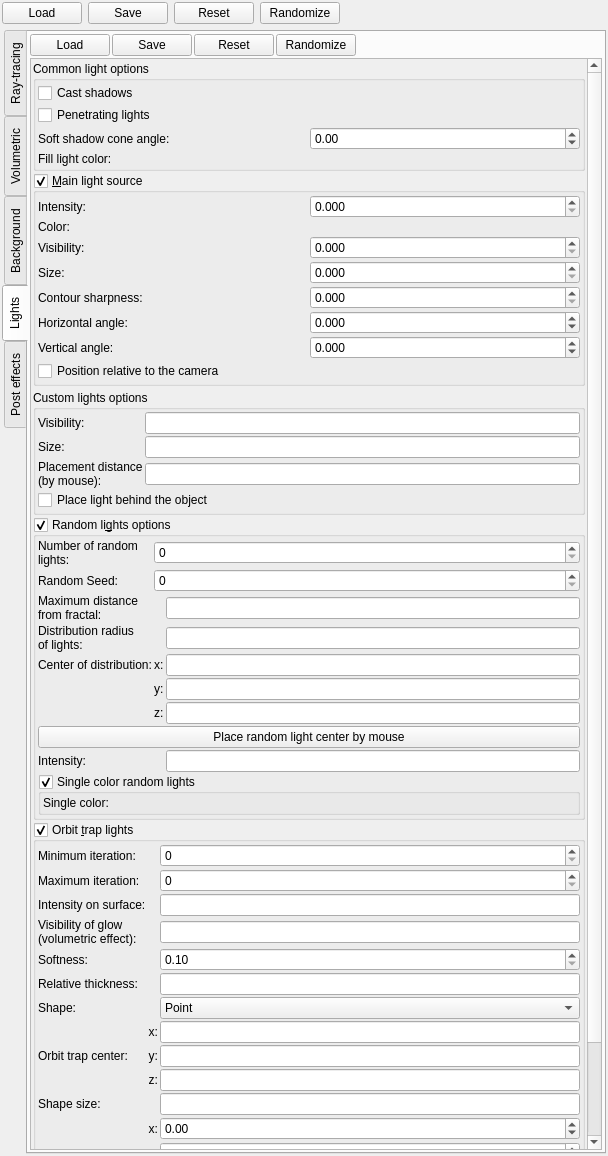
Old version of the form mandelbulber2/qt/dock_effects.ui in the repository buddhi1980/mandelbulber2.
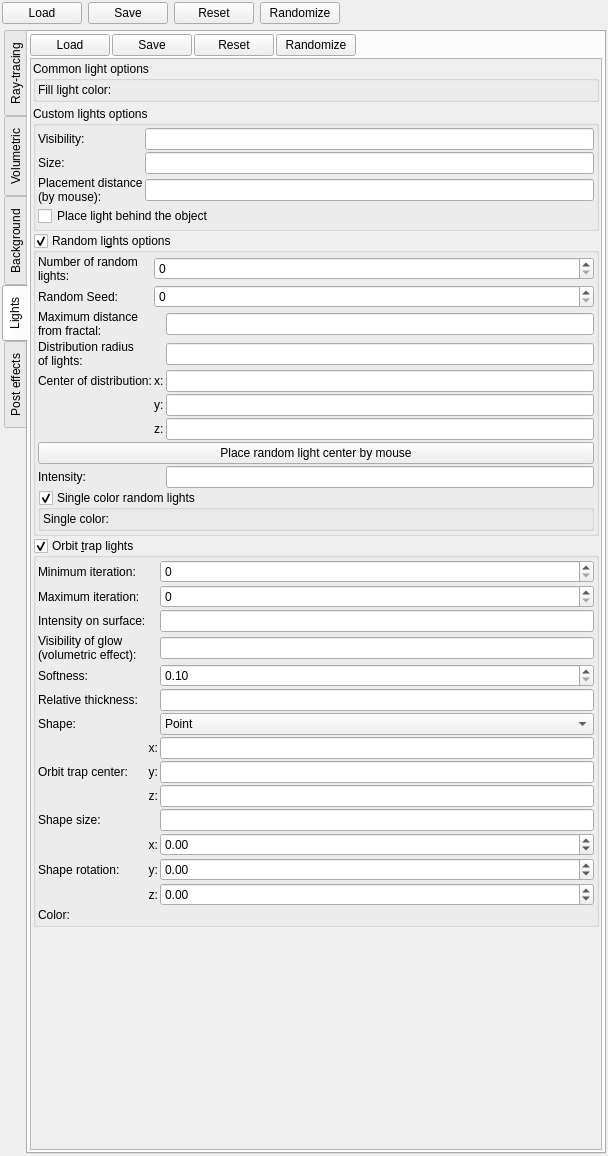
New version of the form. The open tabs and pages were chosen to show the change. Icons and pictures are not drawn. Custom widgets are drawn as their Qt base class.

Commit message: Removed Main Light from UI. Added conversion of old main light source to new global light in light #1

```diff
--- a/mandelbulber2/qt/dock_effects.ui
+++ b/mandelbulber2/qt/dock_effects.ui
@@ -3324,8 +3324,8 @@
            <rect>
             <x>0</x>
             <y>0</y>
-            <width>551</width>
-            <height>1223</height>
+            <width>569</width>
+            <height>1078</height>
            </rect>
           </property>
           <layout class="QVBoxLayout" name="verticalLayout_41">
@@ -3365,95 +3365,19 @@
               <property name="bottomMargin">
                <number>2</number>
               </property>
-              <item>
-               <widget class="MyCheckBox" name="checkBox_shadows_enabled">
-                <property name="sizePolicy">
-                 <sizepolicy hsizetype="Minimum" vsizetype="Maximum">
-                  <horstretch>0</horstretch>
-                  <verstretch>0</verstretch>
-                 </sizepolicy>
-                </property>
-                <property name="toolTip">
-                 <string>&lt;html&gt;&lt;head/&gt;&lt;body&gt;&lt;p&gt;Enables casting shadows from all light sources&lt;/p&gt;&lt;/body&gt;&lt;/html&gt;</string>
-                </property>
-                <property name="text">
-                 <string>Cast shadows</string>
-                </property>
-               </widget>
-              </item>
-              <item>
-               <widget class="MyCheckBox" name="checkBox_penetrating_lights">
-                <property name="sizePolicy">
-                 <sizepolicy hsizetype="Minimum" vsizetype="Maximum">
-                  <horstretch>0</horstretch>
-                  <verstretch>0</verstretch>
-                 </sizepolicy>
-                </property>
-                <property name="toolTip">
-                 <string>&lt;html&gt;&lt;head/&gt;&lt;body&gt;&lt;p&gt;Makes light rays penetrate all the objects. When it's enabled, then even inside the fractal it will not be completely dark. &lt;/p&gt;&lt;/body&gt;&lt;/html&gt;</string>
-                </property>
-                <property name="text">
-                 <string>Penetrating lights</string>
-                </property>
-               </widget>
-              </item>
               <item>
                <layout class="QGridLayout" name="gridLayout">
                 <property name="topMargin">
                  <number>0</number>
                 </property>
                 <item row="0" column="0">
-                 <widget class="QLabel" name="label_30">
-                  <property name="text">
-                   <string>Soft shadow cone angle:</string>
-                  </property>
-                 </widget>
-                </item>
-                <item row="0" column="1">
-                 <widget class="MyDoubleSpinBox" name="spinbox_shadows_cone_angle">
-                  <property name="sizePolicy">
-                   <sizepolicy hsizetype="Minimum" vsizetype="Maximum">
-                    <horstretch>0</horstretch>
-                    <verstretch>0</verstretch>
-                   </sizepolicy>
-                  </property>
-                  <property name="toolTip">
-                   <string>&lt;html&gt;&lt;head/&gt;&lt;body&gt;&lt;p&gt;This parameter controls angle of shadows cone. It simulates &amp;quot;soft shadow&amp;quot; effect. When it's zero, then shadows are very sharp.&lt;/p&gt;&lt;table border=&quot;0&quot; style=&quot; margin-top:0px; margin-bottom:0px; margin-left:0px; margin-right:0px;&quot; cellspacing=&quot;2&quot; cellpadding=&quot;0&quot;&gt;&lt;tr&gt;&lt;td&gt;&lt;p&gt;shadow cone 0 degrees&lt;/p&gt;&lt;/td&gt;&lt;td&gt;&lt;p&gt;shadow cone 5 degrees &lt;/p&gt;&lt;/td&gt;&lt;/tr&gt;&lt;tr&gt;&lt;td&gt;&lt;p&gt;&lt;img src=&quot;:/tooltips/tooltips_images/image - shader - shadow cone 0.jpeg&quot;/&gt;&lt;/p&gt;&lt;/td&gt;&lt;td&gt;&lt;p&gt;&lt;img src=&quot;:/tooltips/tooltips_images/image - shader - shadow cone 5.jpg&quot;/&gt;&lt;/p&gt;&lt;/td&gt;&lt;/tr&gt;&lt;/table&gt;&lt;/body&gt;&lt;/html&gt;</string>
-                  </property>
-                  <property name="frame">
-                   <bool>true</bool>
-                  </property>
-                  <property name="accelerated">
-                   <bool>true</bool>
-                  </property>
-                  <property name="prefix">
-                   <string/>
-                  </property>
-                  <property name="suffix">
-                   <string/>
-                  </property>
-                  <property name="decimals">
-                   <number>2</number>
-                  </property>
-                  <property name="minimum">
-                   <double>-100000.000000000000000</double>
-                  </property>
-                  <property name="maximum">
-                   <double>100000.000000000000000</double>
-                  </property>
-                  <property name="singleStep">
-                   <double>1.000000000000000</double>
-                  </property>
-                 </widget>
-                </item>
-                <item row="1" column="0">
                  <widget class="QLabel" name="label">
                   <property name="text">
                    <string>Fill light color:</string>
                   </property>
                  </widget>
                 </item>
-                <item row="1" column="1">
+                <item row="0" column="1">
                  <widget class="MyColorButton" name="colorButton_fill_light_color" native="true">
                   <property name="toolTip">
                    <string>&lt;html&gt;&lt;head/&gt;&lt;body&gt;&lt;p&gt;Color of light source&lt;/p&gt;&lt;/body&gt;&lt;/html&gt;</string>
@@ -3468,298 +3392,6 @@
              </layout>
             </widget>
            </item>
-           <item>
-            <widget class="MyGroupBox" name="groupCheck_main_light_enable">
-             <property name="title">
-              <string>&amp;Main light source</string>
-             </property>
-             <property name="checkable">
-              <bool>true</bool>
-             </property>
-             <layout class="QVBoxLayout" name="verticalLayout_8">
-              <property name="spacing">
-               <number>2</number>
-              </property>
-              <property name="leftMargin">
-               <number>2</number>
-              </property>
-              <property name="topMargin">
-               <number>2</number>
-              </property>
-              <property name="rightMargin">
-               <number>2</number>
-              </property>
-              <property name="bottomMargin">
-               <number>2</number>
-              </property>
-              <item>
-               <layout class="QGridLayout" name="gridLayoutMainLightSource" columnstretch="0,0">
-                <property name="spacing">
-                 <number>2</number>
-                </property>
-                <item row="2" column="0">
-                 <widget class="QLabel" name="label_6">
-                  <property name="text">
-                   <string>Visibility:</string>
-                  </property>
-                 </widget>
-                </item>
-                <item row="6" column="0">
-                 <widget class="QLabel" name="label_10">
-                  <property name="text">
-                   <string>Vertical angle:</string>
-                  </property>
-                 </widget>
-                </item>
-                <item row="3" column="0">
-                 <widget class="QLabel" name="label_5">
-                  <property name="text">
-                   <string>Size:</string>
-                  </property>
-                 </widget>
-                </item>
-                <item row="4" column="0">
-                 <widget class="QLabel" name="label_9">
-                  <property name="text">
-                   <string>Contour sharpness:</string>
-                  </property>
-                 </widget>
-                </item>
-                <item row="6" column="1">
-                 <widget class="MyDoubleSpinBox" name="spinboxd_main_light_beta">
-                  <property name="sizePolicy">
-                   <sizepolicy hsizetype="Minimum" vsizetype="Maximum">
-                    <horstretch>0</horstretch>
-                    <verstretch>0</verstretch>
-                   </sizepolicy>
-                  </property>
-                  <property name="toolTip">
-                   <string>&lt;html&gt;&lt;head/&gt;&lt;body&gt;&lt;p&gt;This parameter moves main light source higher / lower. &lt;/p&gt;&lt;p&gt;When &lt;span style=&quot; font-style:italic;&quot;&gt;Position relative to camera&lt;/span&gt; is off and angle is zero then light is set on X-Y plane (horizon).&lt;/p&gt;&lt;p&gt;When &lt;span style=&quot; font-style:italic;&quot;&gt;Position relative to camera&lt;/span&gt; is on and angle is zero then light is on local horizon. When it's +90, then is over the camera. When it's -90, then is under the camera. &lt;/p&gt;&lt;/body&gt;&lt;/html&gt;</string>
-                  </property>
-                  <property name="frame">
-                   <bool>true</bool>
-                  </property>
-                  <property name="accelerated">
-                   <bool>true</bool>
-                  </property>
-                  <property name="prefix">
-                   <string/>
-                  </property>
-                  <property name="suffix">
-                   <string/>
-                  </property>
-                  <property name="decimals">
-                   <number>3</number>
-                  </property>
-                  <property name="minimum">
-                   <double>-100000.000000000000000</double>
-                  </property>
-                  <property name="maximum">
-                   <double>100000.000000000000000</double>
-                  </property>
-                  <property name="singleStep">
-                   <double>1.000000000000000</double>
-                  </property>
-                 </widget>
-                </item>
-                <item row="1" column="0">
-                 <widget class="QLabel" name="label_15">
-                  <property name="text">
-                   <string>Color:</string>
-                  </property>
-                 </widget>
-                </item>
-                <item row="5" column="0">
-                 <widget class="QLabel" name="label_8">
-                  <property name="text">
-                   <string>Horizontal angle:</string>
-                  </property>
-                 </widget>
-                </item>
-                <item row="0" column="0">
-                 <widget class="QLabel" name="label_2">
-                  <property name="text">
-                   <string>Intensity:</string>
-                  </property>
-                 </widget>
-                </item>
-                <item row="5" column="1">
-                 <widget class="MyDoubleSpinBox" name="spinboxd_main_light_alpha">
-                  <property name="sizePolicy">
-                   <sizepolicy hsizetype="Minimum" vsizetype="Maximum">
-                    <horstretch>0</horstretch>
-                    <verstretch>0</verstretch>
-                   </sizepolicy>
-                  </property>
-                  <property name="toolTip">
-                   <string>&lt;html&gt;&lt;head/&gt;&lt;body&gt;&lt;p&gt;This parameter moves the light source to the left / right. &lt;/p&gt;&lt;p&gt;When &lt;span style=&quot; font-style:italic;&quot;&gt;Position relative to camera&lt;/span&gt; is off and angle is zero then light is set on Y axis.&lt;/p&gt;&lt;p&gt;When &lt;span style=&quot; font-style:italic;&quot;&gt;Position relative to camera&lt;/span&gt; is on and angle is zero then light is set behind the camera. When it's +90, then is on the right side of the camera. When it's -90, then is on the left side of the camera. &lt;/p&gt;&lt;/body&gt;&lt;/html&gt;</string>
-                  </property>
-                  <property name="accelerated">
-                   <bool>true</bool>
-                  </property>
-                  <property name="prefix">
-                   <string/>
-                  </property>
-                  <property name="suffix">
-                   <string/>
-                  </property>
-                  <property name="decimals">
-                   <number>3</number>
-                  </property>
-                  <property name="minimum">
-                   <double>-180.000000000000000</double>
-                  </property>
-                  <property name="maximum">
-                   <double>180.000000000000000</double>
-                  </property>
-                  <property name="singleStep">
-                   <double>1.000000000000000</double>
-                  </property>
-                 </widget>
-                </item>
-                <item row="1" column="1">
-                 <widget class="MyColorButton" name="colorButton_main_light_colour" native="true">
-                  <property name="toolTip">
-                   <string>&lt;html&gt;&lt;head/&gt;&lt;body&gt;&lt;p&gt;Color of main light source&lt;/p&gt;&lt;/body&gt;&lt;/html&gt;</string>
-                  </property>
-                  <property name="text" stdset="0">
-                   <string>PushButton</string>
-                  </property>
-                 </widget>
-                </item>
-                <item row="0" column="1">
-                 <widget class="MyDoubleSpinBox" name="spinbox_main_light_intensity">
-                  <property name="sizePolicy">
-                   <sizepolicy hsizetype="Minimum" vsizetype="Maximum">
-                    <horstretch>0</horstretch>
-                    <verstretch>0</verstretch>
-                   </sizepolicy>
-                  </property>
-                  <property name="toolTip">
-                   <string>&lt;html&gt;&lt;head/&gt;&lt;body&gt;&lt;p&gt;Intensity of main light source. When it's higher then objects illuminated by main light source will be brighter.&lt;/p&gt;&lt;/body&gt;&lt;/html&gt;</string>
-                  </property>
-                  <property name="prefix">
-                   <string/>
-                  </property>
-                  <property name="suffix">
-                   <string/>
-                  </property>
-                  <property name="decimals">
-                   <number>3</number>
-                  </property>
-                  <property name="maximum">
-                   <double>1000.000000000000000</double>
-                  </property>
-                  <property name="singleStep">
-                   <double>0.100000000000000</double>
-                  </property>
-                 </widget>
-                </item>
-                <item row="2" column="1">
-                 <widget class="MyDoubleSpinBox" name="spinbox_main_light_visibility">
-                  <property name="sizePolicy">
-                   <sizepolicy hsizetype="Minimum" vsizetype="Maximum">
-                    <horstretch>0</horstretch>
-                    <verstretch>0</verstretch>
-                   </sizepolicy>
-                  </property>
-                  <property name="toolTip">
-                   <string>&lt;html&gt;&lt;head/&gt;&lt;body&gt;&lt;p&gt;This parameter sets brightness of the light which is visible on a &amp;quot;sky&amp;quot;&lt;/p&gt;&lt;/body&gt;&lt;/html&gt;</string>
-                  </property>
-                  <property name="prefix">
-                   <string/>
-                  </property>
-                  <property name="suffix">
-                   <string/>
-                  </property>
-                  <property name="decimals">
-                   <number>3</number>
-                  </property>
-                  <property name="maximum">
-                   <double>10000.000000000000000</double>
-                  </property>
-                  <property name="singleStep">
-                   <double>0.100000000000000</double>
-                  </property>
-                 </widget>
-                </item>
-                <item row="3" column="1">
-                 <widget class="MyDoubleSpinBox" name="spinbox_main_light_visibility_size">
-                  <property name="sizePolicy">
-                   <sizepolicy hsizetype="Minimum" vsizetype="Maximum">
-                    <horstretch>0</horstretch>
-                    <verstretch>0</verstretch>
-                   </sizepolicy>
-                  </property>
-                  <property name="toolTip">
-                   <string>&lt;html&gt;&lt;head/&gt;&lt;body&gt;&lt;p&gt;This parameter sets size of main light which is visible on a &amp;quot;sky&amp;quot;&lt;/p&gt;&lt;/body&gt;&lt;/html&gt;</string>
-                  </property>
-                  <property name="prefix">
-                   <string/>
-                  </property>
-                  <property name="suffix">
-                   <string/>
-                  </property>
-                  <property name="decimals">
-                   <number>3</number>
-                  </property>
-                  <property name="maximum">
-                   <double>18000.000000000000000</double>
-                  </property>
-                  <property name="singleStep">
-                   <double>0.100000000000000</double>
-                  </property>
-                 </widget>
-                </item>
-                <item row="4" column="1">
-                 <widget class="MyDoubleSpinBox" name="spinbox_main_light_contour_sharpness">
-                  <property name="sizePolicy">
-                   <sizepolicy hsizetype="Minimum" vsizetype="Maximum">
-                    <horstretch>0</horstretch>
-                    <verstretch>0</verstretch>
-                   </sizepolicy>
-                  </property>
-                  <property name="toolTip">
-                   <string>&lt;html&gt;&lt;head/&gt;&lt;body&gt;&lt;p&gt;This parameter sets size of main light which is visible on a &amp;quot;sky&amp;quot;&lt;/p&gt;&lt;/body&gt;&lt;/html&gt;</string>
-                  </property>
-                  <property name="prefix">
-                   <string/>
-                  </property>
-                  <property name="suffix">
-                   <string/>
-                  </property>
-                  <property name="decimals">
-                   <number>3</number>
-                  </property>
-                  <property name="maximum">
-                   <double>18000.000000000000000</double>
-                  </property>
-                  <property name="singleStep">
-                   <double>0.010000000000000</double>
-                  </property>
-                 </widget>
-                </item>
-               </layout>
-              </item>
-              <item>
-               <widget class="MyCheckBox" name="checkBox_main_light_position_relative">
-                <property name="sizePolicy">
-                 <sizepolicy hsizetype="Minimum" vsizetype="Maximum">
-                  <horstretch>0</horstretch>
-                  <verstretch>0</verstretch>
-                 </sizepolicy>
-                </property>
-                <property name="toolTip">
-                 <string>&lt;html&gt;&lt;head/&gt;&lt;body&gt;&lt;p&gt;When this is checked, then the position of the light changes with camera rotation. When it is unchecked, then main light source position is set with angles relative to scene coordinate system.&lt;/p&gt;&lt;/body&gt;&lt;/html&gt;</string>
-                </property>
-                <property name="text">
-                 <string>Position relative to the camera</string>
-                </property>
-               </widget>
-              </item>
-             </layout>
-            </widget>
-           </item>
            <item>
             <widget class="cLightSourcesManager" name="widget_light_sources_manager" native="true"/>
            </item>
```
Left out of the diff: 153 changed lines with no effect on the pictures. The commit also changes 21 other files.
